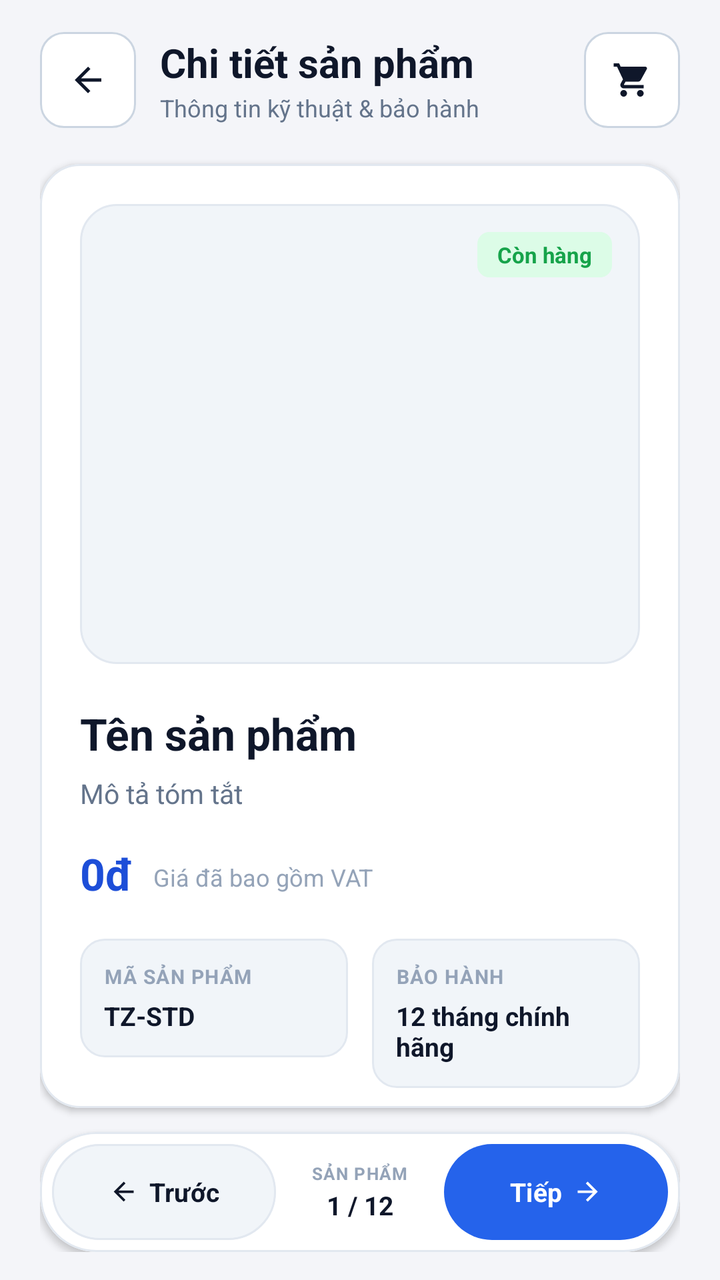
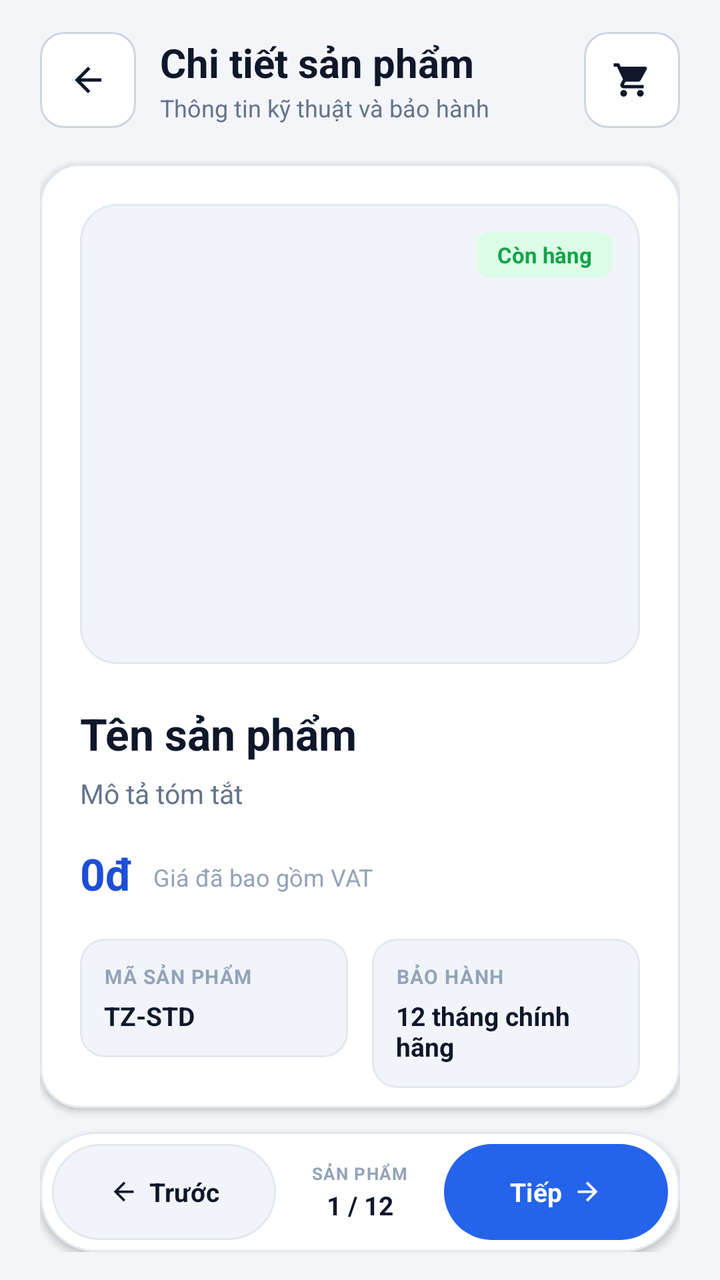

Compare the two renders of this Android layout. The source of the first and the diff that turns it into the second are given below.
<!-- AndroidManifest.xml: application theme Theme.MyApplication -->
<!-- res/layout/activity_product_detail.xml -->
<?xml version="1.0" encoding="utf-8"?>
<LinearLayout xmlns:android="http://schemas.android.com/apk/res/android"
    xmlns:app="http://schemas.android.com/apk/res-auto"
    xmlns:tools="http://schemas.android.com/tools"
    android:id="@+id/rootProductDetail"
    android:layout_width="match_parent"
    android:layout_height="match_parent"
    android:background="@color/screen_background"
    android:fitsSystemWindows="true"
    android:orientation="vertical"
    android:paddingStart="20dp"
    android:paddingTop="12dp"
    android:paddingEnd="20dp"
    android:paddingBottom="14dp"
    tools:ignore="HardcodedText,TextContrastCheck,TouchTargetSizeCheck">

    
    <LinearLayout
        android:layout_width="match_parent"
        android:layout_height="wrap_content"
        android:gravity="center_vertical"
        android:orientation="horizontal"
        android:paddingTop="4dp"
        android:paddingBottom="4dp">

        <com.google.android.material.button.MaterialButton
            android:id="@+id/btnBackToList"
            android:layout_width="48dp"
            android:layout_height="48dp"
            android:clickable="true"
            android:contentDescription="Quay lại danh sách"
            android:focusable="true"
            android:insetLeft="0dp"
            android:insetTop="0dp"
            android:insetRight="0dp"
            android:insetBottom="0dp"
            android:minWidth="48dp"
            android:minHeight="48dp"
            android:padding="0dp"
            app:backgroundTint="@color/surface"
            app:cornerRadius="12dp"
            app:icon="@drawable/ic_arrow_left_24"
            app:iconGravity="textStart"
            app:iconPadding="0dp"
            app:iconSize="20dp"
            app:iconTint="@color/ink"
            app:strokeColor="@color/border_strong"
            app:strokeWidth="1dp"
            tools:ignore="TouchTargetSizeCheck" />

        <LinearLayout
            android:layout_width="0dp"
            android:layout_height="wrap_content"
            android:layout_marginStart="12dp"
            android:layout_weight="1"
            android:orientation="vertical">

            <TextView
                android:layout_width="wrap_content"
                android:layout_height="wrap_content"
                android:text="Chi tiết sản phẩm"
                android:textColor="@color/ink"
                android:textSize="20sp"
                android:textStyle="bold" />

            <TextView
                android:id="@+id/tvDetailSubtitle"
                android:layout_width="wrap_content"
                android:layout_height="wrap_content"
                android:layout_marginTop="1dp"
                android:text="Thông tin kỹ thuật &amp; bảo hành"
                android:textColor="@color/text_secondary"
                android:textSize="12sp" />
        </LinearLayout>

        
        <FrameLayout
            android:layout_width="48dp"
            android:layout_height="48dp"
            android:layout_marginStart="8dp">

            <com.google.android.material.button.MaterialButton
                android:id="@+id/btnOpenCartDetail"
                android:layout_width="48dp"
                android:layout_height="48dp"
                android:clickable="true"
                android:contentDescription="Mở giỏ hàng"
                android:focusable="true"
                android:insetLeft="0dp"
                android:insetTop="0dp"
                android:insetRight="0dp"
                android:insetBottom="0dp"
                android:minWidth="48dp"
                android:minHeight="48dp"
                android:padding="0dp"
                app:backgroundTint="@color/surface"
                app:cornerRadius="12dp"
                app:icon="@drawable/ic_cart_24"
                app:iconGravity="textStart"
                app:iconPadding="0dp"
                app:iconSize="20dp"
                app:iconTint="@color/ink"
                app:strokeColor="@color/border_strong"
                app:strokeWidth="1dp"
                tools:ignore="TouchTargetSizeCheck" />

            <TextView
                android:id="@+id/tvDetailCartBadge"
                android:layout_width="18dp"
                android:layout_height="18dp"
                android:layout_gravity="top|end"
                android:layout_marginTop="2dp"
                android:layout_marginEnd="2dp"
                android:background="@drawable/bg_cart_badge"
                android:gravity="center"
                android:text="1"
                android:textColor="@color/white"
                android:textSize="10sp"
                android:textStyle="bold"
                android:visibility="gone" />
        </FrameLayout>
    </LinearLayout>

    
    <com.google.android.material.card.MaterialCardView
        android:layout_width="match_parent"
        android:layout_height="0dp"
        android:layout_marginTop="14dp"
        android:layout_marginBottom="12dp"
        android:layout_weight="1"
        app:cardBackgroundColor="@color/surface"
        app:cardCornerRadius="20dp"
        app:cardElevation="2dp"
        app:strokeColor="@color/border"
        app:strokeWidth="1dp">

        <ScrollView
            android:layout_width="match_parent"
            android:layout_height="match_parent"
            android:clipToPadding="false"
            android:overScrollMode="never"
            android:scrollbars="none">

            <LinearLayout
                android:layout_width="match_parent"
                android:layout_height="wrap_content"
                android:orientation="vertical"
                android:padding="20dp">

                
                <FrameLayout
                    android:layout_width="match_parent"
                    android:layout_height="230dp"
                    android:background="@drawable/bg_product_hero_frame">

                    <ImageView
                        android:id="@+id/imgDetailProduct"
                        android:layout_width="match_parent"
                        android:layout_height="match_parent"
                        android:layout_gravity="center"
                        android:contentDescription="Ảnh sản phẩm"
                        android:padding="18dp"
                        android:scaleType="fitCenter" />

                    <TextView
                        android:id="@+id/tvDetailStockBadge"
                        android:layout_width="wrap_content"
                        android:layout_height="wrap_content"
                        android:layout_gravity="top|end"
                        android:layout_margin="14dp"
                        android:background="@drawable/bg_badge_success"
                        android:paddingStart="10dp"
                        android:paddingTop="4dp"
                        android:paddingEnd="10dp"
                        android:paddingBottom="4dp"
                        android:text="Còn hàng"
                        android:textColor="@color/success"
                        android:textSize="11sp"
                        android:textStyle="bold" />
                </FrameLayout>

                
                <TextView
                    android:id="@+id/tvDetailName"
                    android:layout_width="match_parent"
                    android:layout_height="wrap_content"
                    android:layout_marginTop="20dp"
                    android:text="Tên sản phẩm"
                    android:textColor="@color/ink"
                    android:textSize="22sp"
                    android:textStyle="bold" />

                <TextView
                    android:id="@+id/tvDetailDesc"
                    android:layout_width="match_parent"
                    android:layout_height="wrap_content"
                    android:layout_marginTop="6dp"
                    android:text="Mô tả tóm tắt"
                    android:textColor="@color/text_secondary"
                    android:textSize="13.5sp" />

                
                <LinearLayout
                    android:layout_width="match_parent"
                    android:layout_height="wrap_content"
                    android:layout_marginTop="16dp"
                    android:gravity="bottom"
                    android:orientation="horizontal">

                    <TextView
                        android:id="@+id/tvDetailPrice"
                        android:layout_width="wrap_content"
                        android:layout_height="wrap_content"
                        android:text="0đ"
                        android:textColor="@color/primary_dark"
                        android:textSize="22sp"
                        android:textStyle="bold" />

                    <TextView
                        android:layout_width="wrap_content"
                        android:layout_height="wrap_content"
                        android:layout_marginStart="10dp"
                        android:layout_marginBottom="2dp"
                        android:text="Giá đã bao gồm VAT"
                        android:textColor="@color/text_tertiary"
                        android:textSize="12sp" />
                </LinearLayout>

                
                <LinearLayout
                    android:layout_width="match_parent"
                    android:layout_height="wrap_content"
                    android:layout_marginTop="18dp"
                    android:orientation="horizontal">

                    <LinearLayout
                        android:layout_width="0dp"
                        android:layout_height="wrap_content"
                        android:layout_marginEnd="6dp"
                        android:layout_weight="1"
                        android:background="@drawable/bg_spec_box"
                        android:orientation="vertical"
                        android:padding="12dp">

                        <TextView
                            android:layout_width="wrap_content"
                            android:layout_height="wrap_content"
                            android:letterSpacing="0.05"
                            android:text="MÃ SẢN PHẨM"
                            android:textColor="@color/text_tertiary"
                            android:textSize="10sp"
                            android:textStyle="bold" />

                        <TextView
                            android:id="@+id/tvDetailSku"
                            android:layout_width="wrap_content"
                            android:layout_height="wrap_content"
                            android:layout_marginTop="4dp"
                            android:text="TZ-STD"
                            android:textColor="@color/ink"
                            android:textSize="13sp"
                            android:textStyle="bold" />
                    </LinearLayout>

                    <LinearLayout
                        android:layout_width="0dp"
                        android:layout_height="wrap_content"
                        android:layout_marginStart="6dp"
                        android:layout_weight="1"
                        android:background="@drawable/bg_spec_box"
                        android:orientation="vertical"
                        android:padding="12dp">

                        <TextView
                            android:layout_width="wrap_content"
                            android:layout_height="wrap_content"
                            android:letterSpacing="0.05"
                            android:text="BẢO HÀNH"
                            android:textColor="@color/text_tertiary"
                            android:textSize="10sp"
                            android:textStyle="bold" />

                        <TextView
                            android:id="@+id/tvDetailWarranty"
                            android:layout_width="wrap_content"
                            android:layout_height="wrap_content"
                            android:layout_marginTop="4dp"
                            android:text="12 tháng chính hãng"
                            android:textColor="@color/ink"
                            android:textSize="13sp"
                            android:textStyle="bold" />
                    </LinearLayout>
                </LinearLayout>

                <com.google.android.material.divider.MaterialDivider
                    android:layout_width="match_parent"
                    android:layout_height="wrap_content"
                    android:layout_marginTop="20dp"
                    android:layout_marginBottom="16dp"
                    app:dividerColor="@color/border" />

                <TextView
                    android:layout_width="wrap_content"
                    android:layout_height="wrap_content"
                    android:text="Thông số kỹ thuật:"
                    android:textColor="@color/ink"
                    android:textSize="15sp"
                    android:textStyle="bold" />

                <TextView
                    android:id="@+id/tvDetailSpecs"
                    android:layout_width="match_parent"
                    android:layout_height="wrap_content"
                    android:layout_marginTop="10dp"
                    android:lineSpacingExtra="6dp"
                    android:text="Thông tin chi tiết cấu hình sản phẩm"
                    android:textColor="@color/text_secondary"
                    android:textSize="13.5sp" />

                
                <LinearLayout
                    android:layout_width="match_parent"
                    android:layout_height="wrap_content"
                    android:layout_marginTop="20dp"
                    android:orientation="horizontal">

                    <com.google.android.material.button.MaterialButton
                        android:id="@+id/btnAddToCart"
                        android:layout_width="0dp"
                        android:layout_height="48dp"
                        android:layout_weight="1"
                        android:layout_marginEnd="6dp"
                        android:insetLeft="0dp"
                        android:insetTop="0dp"
                        android:insetRight="0dp"
                        android:insetBottom="0dp"
                        android:minWidth="48dp"
                        android:minHeight="48dp"
                        android:text="Thêm vào giỏ"
                        android:textAllCaps="false"
                        android:textColor="@color/primary"
                        android:textSize="13sp"
                        android:textStyle="bold"
                        app:backgroundTint="@color/surface_subtle"
                        app:cornerRadius="12dp"
                        app:strokeColor="@color/primary"
                        app:strokeWidth="1dp" />

                    <com.google.android.material.button.MaterialButton
                        android:id="@+id/btnBuyNow"
                        android:layout_width="0dp"
                        android:layout_height="48dp"
                        android:layout_weight="1.2"
                        android:layout_marginStart="6dp"
                        android:insetLeft="0dp"
                        android:insetTop="0dp"
                        android:insetRight="0dp"
                        android:insetBottom="0dp"
                        android:minWidth="48dp"
                        android:minHeight="48dp"
                        android:text="Mua ngay"
                        android:textAllCaps="false"
                        android:textColor="@color/white"
                        android:textSize="13sp"
                        android:textStyle="bold"
                        app:backgroundTint="@color/primary"
                        app:cornerRadius="12dp" />
                </LinearLayout>

                
                <LinearLayout
                    android:id="@+id/layoutAdminProductActions"
                    android:layout_width="match_parent"
                    android:layout_height="wrap_content"
                    android:layout_marginTop="12dp"
                    android:orientation="horizontal"
                    android:visibility="gone">

                    <com.google.android.material.button.MaterialButton
                        android:id="@+id/btnDetailEditProduct"
                        style="@style/Widget.Material3.Button.TonalButton"
                        android:layout_width="0dp"
                        android:layout_height="48dp"
                        android:layout_marginEnd="6dp"
                        android:layout_weight="1"
                        android:minHeight="48dp"
                        android:text="Sửa giá &amp; thông tin"
                        android:textAllCaps="false"
                        android:textColor="@color/primary_dark"
                        android:textSize="13sp"
                        android:textStyle="bold"
                        app:backgroundTint="@color/primary_soft"
                        app:cornerRadius="12dp" />

                    <com.google.android.material.button.MaterialButton
                        android:id="@+id/btnDetailDeleteProduct"
                        style="@style/Widget.Material3.Button.OutlinedButton"
                        android:layout_width="wrap_content"
                        android:layout_height="48dp"
                        android:minHeight="48dp"
                        android:paddingStart="16dp"
                        android:paddingEnd="16dp"
                        android:text="Xóa SP"
                        android:textAllCaps="false"
                        android:textColor="@color/danger"
                        android:textSize="13sp"
                        android:textStyle="bold"
                        app:backgroundTint="@color/surface"
                        app:cornerRadius="12dp"
                        app:strokeColor="@color/danger"
                        app:strokeWidth="1dp" />
                </LinearLayout>

            </LinearLayout>
        </ScrollView>
    </com.google.android.material.card.MaterialCardView>

    
    <com.google.android.material.card.MaterialCardView
        android:layout_width="match_parent"
        android:layout_height="wrap_content"
        app:cardBackgroundColor="@color/surface"
        app:cardCornerRadius="28dp"
        app:cardElevation="2dp"
        app:strokeColor="@color/border"
        app:strokeWidth="1dp">

        <LinearLayout
            android:layout_width="match_parent"
            android:layout_height="wrap_content"
            android:gravity="center_vertical"
            android:orientation="horizontal"
            android:padding="6dp">

            <com.google.android.material.button.MaterialButton
                android:id="@+id/btnDetailPrev"
                android:layout_width="0dp"
                android:layout_height="48dp"
                android:layout_weight="1"
                android:insetLeft="0dp"
                android:insetTop="0dp"
                android:insetRight="0dp"
                android:insetBottom="0dp"
                android:minWidth="48dp"
                android:minHeight="48dp"
                android:text="Trước"
                android:textAllCaps="false"
                android:textColor="@color/ink"
                android:textSize="13sp"
                android:textStyle="bold"
                app:backgroundTint="@color/surface_subtle"
                app:cornerRadius="24dp"
                app:icon="@drawable/ic_arrow_left_24"
                app:iconGravity="textStart"
                app:iconPadding="5dp"
                app:iconSize="15dp"
                app:iconTint="@color/ink"
                app:strokeColor="@color/border"
                app:strokeWidth="1dp"
                tools:ignore="TouchTargetSizeCheck" />

            <LinearLayout
                android:layout_width="0dp"
                android:layout_height="48dp"
                android:layout_weight="0.75"
                android:gravity="center"
                android:orientation="vertical">

                <TextView
                    android:layout_width="wrap_content"
                    android:layout_height="wrap_content"
                    android:letterSpacing="0.06"
                    android:text="SẢN PHẨM"
                    android:textColor="@color/text_tertiary"
                    android:textSize="8.5sp"
                    android:textStyle="bold" />

                <TextView
                    android:id="@+id/tvDetailPosition"
                    android:layout_width="wrap_content"
                    android:layout_height="wrap_content"
                    android:layout_marginTop="1dp"
                    android:text="1 / 12"
                    android:textColor="@color/ink"
                    android:textSize="13sp"
                    android:textStyle="bold" />
            </LinearLayout>

            <com.google.android.material.button.MaterialButton
                android:id="@+id/btnDetailNext"
                android:layout_width="0dp"
                android:layout_height="48dp"
                android:layout_weight="1"
                android:insetLeft="0dp"
                android:insetTop="0dp"
                android:insetRight="0dp"
                android:insetBottom="0dp"
                android:minWidth="48dp"
                android:minHeight="48dp"
                android:text="Tiếp"
                android:textAllCaps="false"
                android:textColor="@color/white"
                android:textSize="13sp"
                android:textStyle="bold"
                app:backgroundTint="@color/primary"
                app:cornerRadius="24dp"
                app:icon="@drawable/ic_arrow_right_24"
                app:iconGravity="textEnd"
                app:iconPadding="5dp"
                app:iconSize="15dp"
                app:iconTint="@color/white"
                tools:ignore="TouchTargetSizeCheck" />
        </LinearLayout>
    </com.google.android.material.card.MaterialCardView>

</LinearLayout>
<!-- resources referenced by this layout -->
<resources>
  <color name="border">#E2E8F0</color>
  <color name="border_strong">#CBD5E1</color>
  <color name="danger">#DC2626</color>
  <color name="ink">#0F172A</color>
  <color name="primary">#2563EB</color>
  <color name="primary_dark">#1D4ED8</color>
  <color name="primary_soft">#EFF6FF</color>
  <color name="screen_background">#F4F5F9</color>
  <color name="success">#16A34A</color>
  <color name="surface">#FFFFFFFF</color>
  <color name="surface_subtle">#F1F5F9</color>
  <color name="text_secondary">#64748B</color>
  <color name="text_tertiary">#94A3B8</color>
  <color name="white">#FFFFFFFF</color>
  <!-- drawable bg_badge_success (drawable) -->
  <?xml version="1.0" encoding="utf-8"?>
  <shape xmlns:android="http://schemas.android.com/apk/res/android" android:shape="rectangle">
      <solid android:color="#DCFCE7" />
      <corners android:radius="6dp" />
  </shape>
  <!-- drawable bg_cart_badge (drawable) -->
  <?xml version="1.0" encoding="utf-8"?>
  <shape xmlns:android="http://schemas.android.com/apk/res/android" android:shape="oval">
      <solid android:color="@color/danger" />
  </shape>
  <!-- drawable bg_product_hero_frame (drawable) -->
  <?xml version="1.0" encoding="utf-8"?>
  <shape xmlns:android="http://schemas.android.com/apk/res/android" android:shape="rectangle">
      <solid android:color="@color/surface_subtle" />
      <stroke android:width="1dp" android:color="@color/border" />
      <corners android:radius="18dp" />
  </shape>
  <!-- drawable bg_spec_box (drawable) -->
  <?xml version="1.0" encoding="utf-8"?>
  <shape xmlns:android="http://schemas.android.com/apk/res/android" android:shape="rectangle">
      <solid android:color="@color/surface_subtle" />
      <stroke android:width="1dp" android:color="@color/border" />
      <corners android:radius="12dp" />
  </shape>
  <!-- drawable ic_arrow_left_24 (drawable) -->
  <?xml version="1.0" encoding="utf-8"?>
  <vector xmlns:android="http://schemas.android.com/apk/res/android" android:width="24dp" android:height="24dp" android:viewportWidth="24" android:viewportHeight="24">
      <path android:fillColor="#FF0F172A" android:pathData="M20,11H7.83l5.59,-5.59L12,4l-8,8 8,8 1.41,-1.41L7.83,13H20v-2z" />
  </vector>
  <!-- drawable ic_arrow_right_24 (drawable) -->
  <?xml version="1.0" encoding="utf-8"?>
  <vector xmlns:android="http://schemas.android.com/apk/res/android" android:width="24dp" android:height="24dp" android:viewportWidth="24" android:viewportHeight="24">
      <path android:fillColor="#FF0F172A" android:pathData="M12,4l-1.41,1.41L16.17,11H4v2h12.17l-5.58,5.59L12,20l8,-8z" />
  </vector>
  <!-- drawable ic_cart_24 (drawable) -->
  <vector xmlns:android="http://schemas.android.com/apk/res/android"
      android:width="24dp"
      android:height="24dp"
      android:viewportWidth="24"
      android:viewportHeight="24">
      <path
          android:fillColor="@color/ink"
          android:pathData="M7,18c-1.1,0 -1.99,0.9 -1.99,2S5.9,22 7,22s2,-0.9 2,-2 -0.9,-2 -2,-2zM1,2v2h2l3.6,7.59 -1.35,2.45c-0.16,0.28 -0.25,0.61 -0.25,0.96 0,1.1 0.9,2 2,2h12v-2H7.42c-0.14,0 -0.25,-0.11 -0.25,-0.25l0.03,-0.12 0.9,-1.63h7.45c0.75,0 1.41,-0.41 1.75,-1.03l3.58,-6.49c0.08,-0.14 0.12,-0.31 0.12,-0.48 0,-0.55 -0.45,-1 -1,-1H5.21l-0.94,-2H1zm16,16c-1.1,0 -1.99,0.9 -1.99,2s0.89,2 1.99,2 2,-0.9 2,-2 -0.9,-2 -2,-2z" />
  </vector>
  <style name="Theme.MyApplication" parent="Base.Theme.MyApplication" />
  <!-- unchanged entries left out for length: 1 -->
</resources>

<!-- the commit's change to res/layout/activity_product_detail.xml (unified diff, before → after) -->
@@ -68,7 +68,7 @@
                 android:layout_width="wrap_content"
                 android:layout_height="wrap_content"
                 android:layout_marginTop="1dp"
-                android:text="Thông tin kỹ thuật &amp; bảo hành"
+                android:text="Thông tin kỹ thuật và bảo hành"
                 android:textColor="@color/text_secondary"
                 android:textSize="12sp" />
         </LinearLayout>
@@ -384,7 +384,7 @@
                         android:layout_marginEnd="6dp"
                         android:layout_weight="1"
                         android:minHeight="48dp"
-                        android:text="Sửa giá &amp; thông tin"
+                        android:text="Sửa giá và thông tin"
                         android:textAllCaps="false"
                         android:textColor="@color/primary_dark"
                         android:textSize="13sp"
